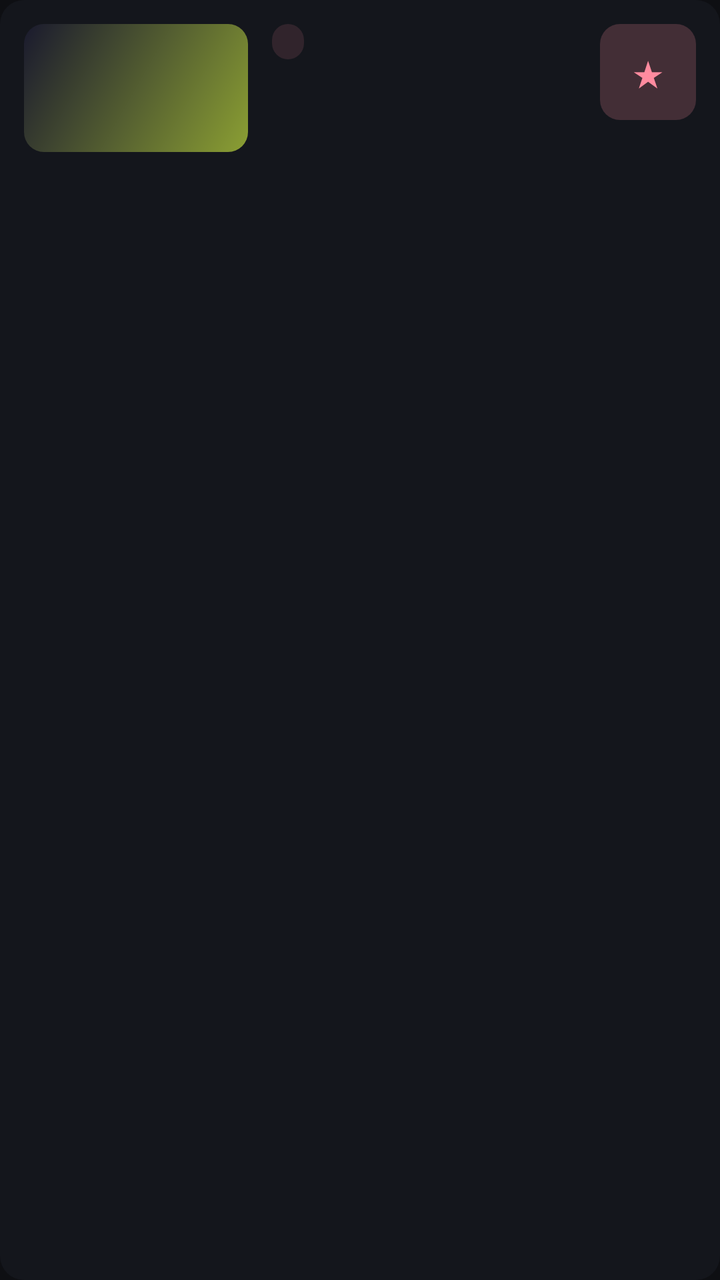
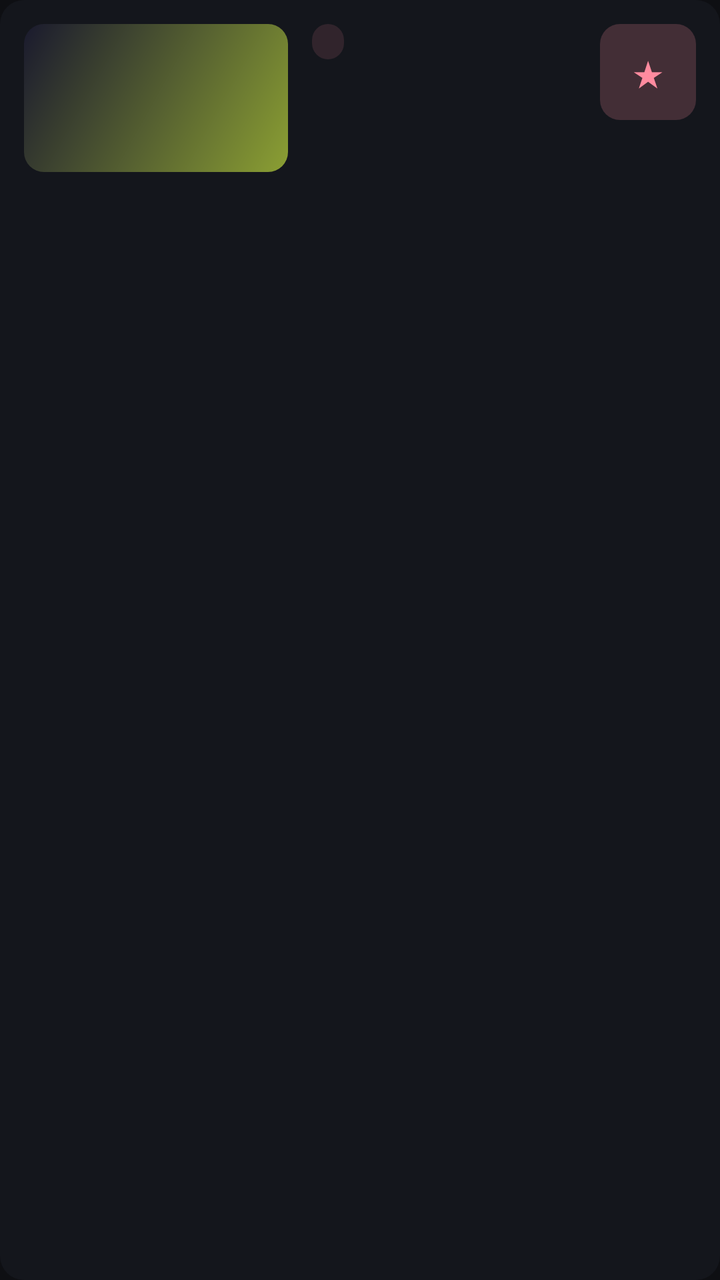

Screens rendered from an Android XML layout before and after an edit, with the pre-edit source and the edit as a unified diff.
<!-- AndroidManifest.xml: application theme Theme.Meggy -->
<!-- res/layout/item_mylist_card.xml -->
<?xml version="1.0" encoding="utf-8"?>
<LinearLayout xmlns:android="http://schemas.android.com/apk/res/android"
    android:layout_width="match_parent"
    android:layout_height="wrap_content"
    android:layout_marginBottom="@dimen/spacing_md"
    android:background="@drawable/tile_focus_border"
    android:clickable="true"
    android:focusable="true"
    android:focusableInTouchMode="true"
    android:foreground="?attr/selectableItemBackground"
    android:orientation="horizontal"
    android:padding="@dimen/spacing_md">

    <FrameLayout
        android:layout_width="112dp"
        android:layout_height="64dp">

        <View
            android:id="@+id/mylistBg"
            android:layout_width="match_parent"
            android:layout_height="match_parent"
            android:background="@drawable/card_gradient_pink" />

        <ImageView
            android:id="@+id/mylistThumb"
            android:layout_width="match_parent"
            android:layout_height="match_parent"
            android:scaleType="centerCrop"
            android:visibility="gone"
            android:contentDescription="@string/thumb_desc" />

        <TextView
            android:id="@+id/mylistMonogram"
            android:layout_width="match_parent"
            android:layout_height="match_parent"
            android:gravity="center"
            android:textColor="@color/tile_title"
            android:textSize="20sp"
            android:textStyle="bold" />
    </FrameLayout>

    <LinearLayout
        android:layout_width="0dp"
        android:layout_height="wrap_content"
        android:layout_marginStart="@dimen/spacing_md"
        android:layout_weight="1"
        android:orientation="vertical">

        <TextView
            android:id="@+id/mylistTypeChip"
            android:layout_width="wrap_content"
            android:layout_height="wrap_content"
            android:background="@drawable/chip_badge"
            android:paddingHorizontal="@dimen/spacing_sm"
            android:paddingVertical="2dp"
            android:textColor="@color/md_primary"
            android:textSize="10sp"
            android:textStyle="bold" />

        <TextView
            android:id="@+id/mylistTitle"
            android:layout_width="match_parent"
            android:layout_height="wrap_content"
            android:layout_marginTop="4dp"
            android:ellipsize="end"
            android:maxLines="2"
            android:textColor="@color/md_on_surface"
            android:textSize="@dimen/text_card_title"
            android:textStyle="bold" />

        <TextView
            android:id="@+id/mylistMeta"
            android:layout_width="match_parent"
            android:layout_height="wrap_content"
            android:layout_marginTop="2dp"
            android:ellipsize="end"
            android:maxLines="1"
            android:textColor="@color/md_on_surface_variant"
            android:textSize="@dimen/text_card_subtitle" />

        <LinearLayout
            android:id="@+id/mylistProgressRow"
            android:layout_width="match_parent"
            android:layout_height="wrap_content"
            android:layout_marginTop="@dimen/spacing_sm"
            android:orientation="horizontal"
            android:visibility="gone">

            <ProgressBar
                android:id="@+id/mylistProgress"
                style="?android:attr/progressBarStyleHorizontal"
                android:layout_width="0dp"
                android:layout_height="4dp"
                android:layout_gravity="center_vertical"
                android:layout_weight="1"
                android:max="100"
                android:progressDrawable="@drawable/progress_horizontal" />

            <TextView
                android:id="@+id/mylistProgressText"
                android:layout_width="wrap_content"
                android:layout_height="wrap_content"
                android:layout_marginStart="@dimen/spacing_sm"
                android:textColor="@color/md_primary"
                android:textSize="@dimen/text_card_progress" />
        </LinearLayout>

        <androidx.appcompat.widget.AppCompatButton
            android:id="@+id/mylistContinue"
            android:layout_width="wrap_content"
            android:layout_height="@dimen/button_height"
            android:layout_marginTop="@dimen/spacing_sm"
            android:background="@drawable/btn_primary_pill"
            android:paddingHorizontal="@dimen/spacing_lg"
            android:text="Continuar"
            android:textColor="@color/md_on_primary"
            android:textSize="@dimen/text_chip"
            android:textStyle="bold"
            android:visibility="gone" />
    </LinearLayout>

    <TextView
        android:id="@+id/mylistFav"
        android:layout_width="@dimen/button_height"
        android:layout_height="@dimen/button_height"
        android:layout_gravity="top"
        android:background="@drawable/badge_resume"
        android:clickable="true"
        android:contentDescription="@string/fav_desc"
        android:focusable="true"
        android:gravity="center"
        android:text="★"
        android:textColor="@color/md_primary"
        android:textSize="18sp" />
</LinearLayout>
<!-- resources referenced by this layout -->
<resources>
  <color name="md_on_primary">#FF2A0A13</color>
  <color name="md_on_surface">#FFEDEEF2</color>
  <color name="md_on_surface_variant">#FFB9BEC9</color>
  <color name="md_primary">#FFFF8B9F</color>
  <color name="tile_title">#FFFFFFFF</color>
  <dimen name="button_height">48dp</dimen>
  <dimen name="spacing_lg">16dp</dimen>
  <dimen name="spacing_md">12dp</dimen>
  <dimen name="spacing_sm">8dp</dimen>
  <dimen name="text_card_progress">12sp</dimen>
  <dimen name="text_card_subtitle">14sp</dimen>
  <dimen name="text_card_title">16sp</dimen>
  <dimen name="text_chip">13sp</dimen>
  <!-- drawable badge_resume (drawable) -->
  <?xml version="1.0" encoding="utf-8"?>
  <shape xmlns:android="http://schemas.android.com/apk/res/android"
      android:shape="rectangle">
      <solid android:color="#33FF8B9F" />
      <corners android:radius="10dp" />
  </shape>
  <!-- drawable card_gradient_pink (drawable) -->
  <?xml version="1.0" encoding="utf-8"?>
  <shape xmlns:android="http://schemas.android.com/apk/res/android" android:shape="rectangle">
      <gradient android:startColor="#FF8B9F33" android:endColor="#1a1a2e" android:angle="135" />
      <corners android:radius="10dp" />
  </shape>
  <!-- drawable chip_badge (drawable) -->
  <?xml version="1.0" encoding="utf-8"?>
  <shape xmlns:android="http://schemas.android.com/apk/res/android"
      android:shape="rectangle">
      <corners android:radius="@dimen/radius_sm" />
      <solid android:color="@color/hero_badge_bg" />
  </shape>
  <!-- drawable progress_horizontal (drawable) -->
  <?xml version="1.0" encoding="utf-8"?>
  <layer-list xmlns:android="http://schemas.android.com/apk/res/android">
      <item android:id="@android:id/background">
          <shape>
              <corners android:radius="2dp" />
              <solid android:color="@color/progress_track" />
          </shape>
      </item>
      <item android:id="@android:id/progress">
          <clip>
              <shape>
                  <corners android:radius="2dp" />
                  <solid android:color="@color/md_primary" />
              </shape>
          </clip>
      </item>
  </layer-list>
  <string name="fav_desc">Adicionar à Minha lista</string>
  <string name="thumb_desc">Thumbnail da aula</string>
  <dimen name="radius_pill">64dp</dimen>
  <dimen name="radius_sm">8dp</dimen>
  <color name="hero_badge_bg">#1FFF8B9F</color>
  <color name="progress_track">#33FFFFFF</color>
  <dimen name="radius_md">12dp</dimen>
  <color name="tile_bg_focused">#FF1E212B</color>
  <dimen name="focus_ring_width">3dp</dimen>
  <color name="tile_focus_ring">#FFFF8B9F</color>
  <color name="tile_bg">#FF14161C</color>
  <color name="md_primary_container">#FF3A2029</color>
  <color name="md_on_primary_container">#FFFFD9E0</color>
  <color name="md_secondary">#FFB3A6B0</color>
  <color name="md_on_secondary">#FF221A20</color>
  <color name="md_secondary_container">#FF2B2530</color>
  <color name="md_on_secondary_container">#FFE8DDE6</color>
  <color name="md_background">#FF0E0F13</color>
  <color name="md_surface">#FF14161C</color>
  <color name="md_surface_variant">#FF1E212B</color>
  <color name="md_on_background">#FFEDEEF2</color>
  <color name="md_outline">#FF3D4356</color>
  <color name="md_outline_variant">#FF262A36</color>
  <color name="md_error">#FFCF6679</color>
  <color name="md_on_error">#FF600014</color>
  <style name="Widget.Meggy.CardView" parent="Widget.Material3.CardView.Filled">
          <item name="cardBackgroundColor">@color/md_surface_container</item>
          <item name="cardCornerRadius">20dp</item>
          <item name="cardElevation">2dp</item>
          <item name="contentPadding">0dp</item>
          <item name="strokeWidth">0dp</item>
      </style>
  <color name="md_surface_container">#FF1A1D26</color>
  <!-- unchanged entries left out for length: 3 -->
</resources>

<!-- the commit's change to res/layout/item_mylist_card.xml (unified diff, before → after) -->
@@ -12,8 +12,8 @@
     android:padding="@dimen/spacing_md">
 
     <FrameLayout
-        android:layout_width="112dp"
-        android:layout_height="64dp">
+        android:layout_width="132dp"
+        android:layout_height="74dp">
 
         <View
             android:id="@+id/mylistBg"
